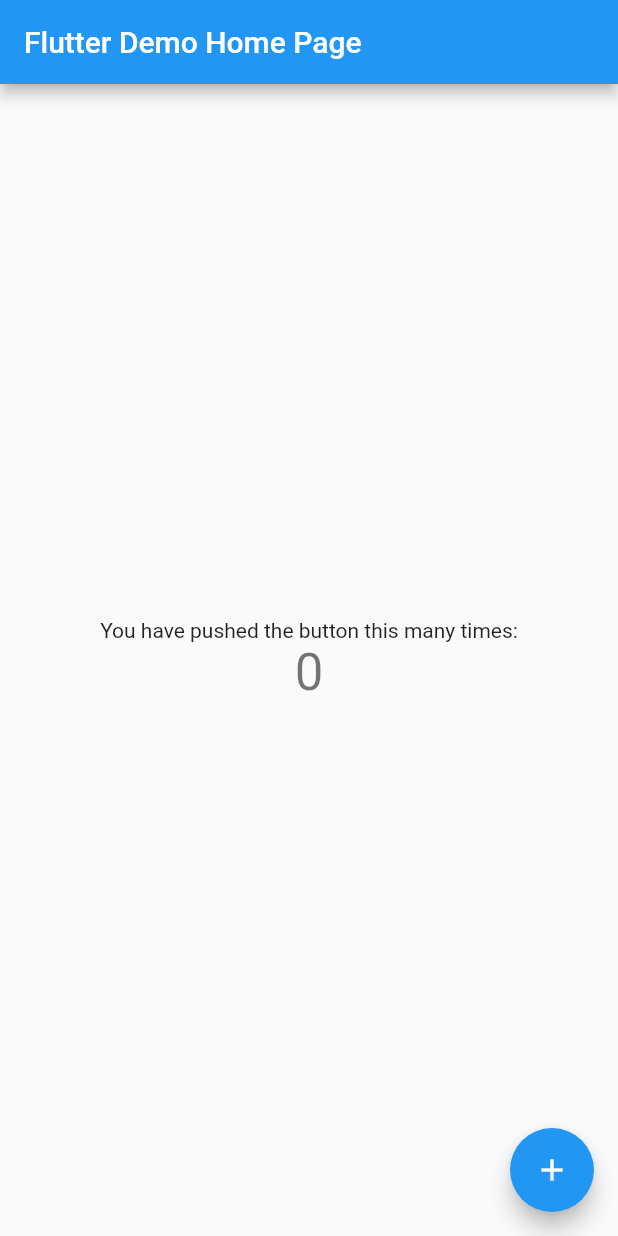
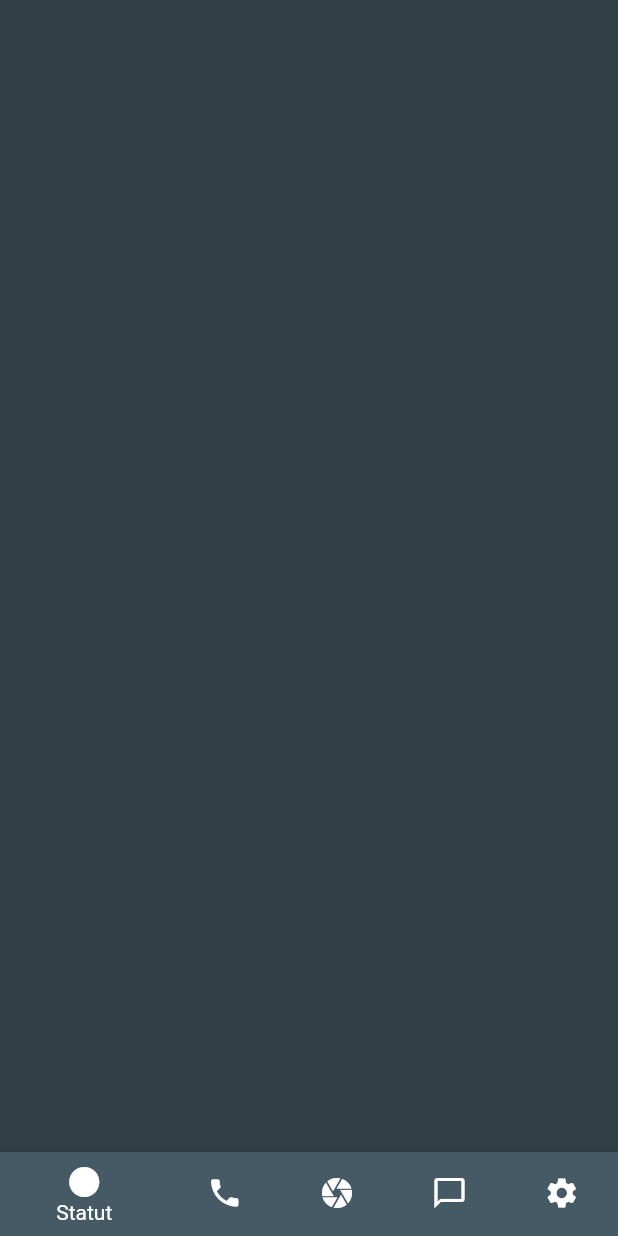
Before and after one commit to JeremyLorthioir/whatsapp-clone, a Flutter app: the screen it shows after launch, on a phone screen of 412 x 824 dp. Run offline on Flutter 3.47's test engine with Material 2 defaults, Android fonts, the phone set to English and light mode, and no system bars; our stand-ins replace google_fonts.

```diff
--- /dev/null
+++ b/lib/destination.dart
@@ -0,0 +1,15 @@
+import 'package:flutter/material.dart';
+
+class Destination {
+  const Destination(this.title, this.icon);
+  final String title;
+  final IconData icon;
+}
+
+const List<Destination> allDestinations = <Destination>[
+  Destination('Statut', Icons.circle),
+  Destination('Appels', Icons.phone),
+  Destination('Camera', Icons.camera),
+  Destination('Discussions', Icons.messenger_outline_outlined),
+  Destination('Réglages', Icons.settings),
+];
--- /dev/null
+++ b/lib/homepage.dart
@@ -0,0 +1,33 @@
+import 'package:flutter/material.dart';
+import 'package:google_fonts/google_fonts.dart';
+import 'package:whatsapp_clone/destination.dart';
+
+class HomePage extends StatefulWidget {
+  @override
+  _HomePageState createState() => _HomePageState();
+}
+
+class _HomePageState extends State<HomePage> {
+  int _currentIndex = 0;
+  @override
+  Widget build(BuildContext context) {
+    return Scaffold(
+      body: Container(),
+      bottomNavigationBar: BottomNavigationBar(
+        currentIndex: _currentIndex,
+        onTap: (int index) {
+          setState(() {
+            _currentIndex = index;
+          });
+        },
+        items: allDestinations.map((Destination destination) {
+          return BottomNavigationBarItem(
+            icon: Icon(destination.icon),
+            backgroundColor: Color(0xFF455A64),
+            title: Text(destination.title),
+          );
+        }).toList(),
+      ),
+    );
+  }
+}
--- a/lib/main.dart
+++ b/lib/main.dart
@@ -1,4 +1,5 @@
 import 'package:flutter/material.dart';
+import 'package:whatsapp_clone/homepage.dart';
 
 void main() {
   runApp(MyApp());
@@ -9,105 +10,12 @@ class MyApp extends StatelessWidget {
   @override
   Widget build(BuildContext context) {
     return MaterialApp(
-      title: 'Flutter Demo',
-      theme: ThemeData(
-        // This is the theme of your application.
-        //
-        // Try running your application with "flutter run". You'll see the
-        // application has a blue toolbar. Then, without quitting the app, try
-        // changing the primarySwatch below to Colors.green and then invoke
-        // "hot reload" (press "r" in the console where you ran "flutter run",
-        // or simply save your changes to "hot reload" in a Flutter IDE).
-        // Notice that the counter didn't reset back to zero; the application
-        // is not restarted.
-        primarySwatch: Colors.blue,
-      ),
-      home: MyHomePage(title: 'Flutter Demo Home Page'),
+      debugShowCheckedModeBanner: false,
+      theme: new ThemeData(scaffoldBackgroundColor: const Color(0xFF303E46)),
+      home: HomePage(),
     );
   }
 }
 
-class MyHomePage extends StatefulWidget {
-  MyHomePage({Key key, this.title}) : super(key: key);
-
-  // This widget is the home page of your application. It is stateful, meaning
-  // that it has a State object (defined below) that contains fields that affect
-  // how it looks.
-
-  // This class is the configuration for the state. It holds the values (in this
-  // case the title) provided by the parent (in this case the App widget) and
-  // used by the build method of the State. Fields in a Widget subclass are
-  // always marked "final".
-
-  final String title;
-
-  @override
-  _MyHomePageState createState() => _MyHomePageState();
-}
-
-class _MyHomePageState extends State<MyHomePage> {
-  int _counter = 0;
-
-  void _incrementCounter() {
-    setState(() {
-      // This call to setState tells the Flutter framework that something has
-      // changed in this State, which causes it to rerun the build method below
-      // so that the display can reflect the updated values. If we changed
-      // _counter without calling setState(), then the build method would not be
-      // called again, and so nothing would appear to happen.
-      _counter++;
-    });
-  }
-
-  @override
-  Widget build(BuildContext context) {
-    // This method is rerun every time setState is called, for instance as done
-    // by the _incrementCounter method above.
-    //
-    // The Flutter framework has been optimized to make rerunning build methods
-    // fast, so that you can just rebuild anything that needs updating rather
-    // than having to individually change instances of widgets.
-    return Scaffold(
-      appBar: AppBar(
-        // Here we take the value from the MyHomePage object that was created by
-        // the App.build method, and use it to set our appbar title.
-        title: Text(widget.title),
-      ),
-      body: Center(
-        // Center is a layout widget. It takes a single child and positions it
-        // in the middle of the parent.
-        child: Column(
-          // Column is also a layout widget. It takes a list of children and
-          // arranges them vertically. By default, it sizes itself to fit its
-          // children horizontally, and tries to be as tall as its parent.
-          //
-          // Invoke "debug painting" (press "p" in the console, choose the
-          // "Toggle Debug Paint" action from the Flutter Inspector in Android
-          // Studio, or the "Toggle Debug Paint" command in Visual Studio Code)
-          // to see the wireframe for each widget.
-          //
-          // Column has various properties to control how it sizes itself and
-          // how it positions its children. Here we use mainAxisAlignment to
-          // center the children vertically; the main axis here is the vertical
-          // axis because Columns are vertical (the cross axis would be
-          // horizontal).
-          mainAxisAlignment: MainAxisAlignment.center,
-          children: <Widget>[
-            Text(
-              'You have pushed the button this many times:',
-            ),
-            Text(
-              '$_counter',
-              style: Theme.of(context).textTheme.headline4,
-            ),
-          ],
-        ),
-      ),
-      floatingActionButton: FloatingActionButton(
-        onPressed: _incrementCounter,
-        tooltip: 'Increment',
-        child: Icon(Icons.add),
-      ), // This trailing comma makes auto-formatting nicer for build methods.
-    );
-  }
-}
+// main color : 0xFF303E46
+// second color : 0xFF455A64
```
Also changed, not shown: pubspec.yaml (+4 -4 lines), pubspec.lock, 3 other files.
